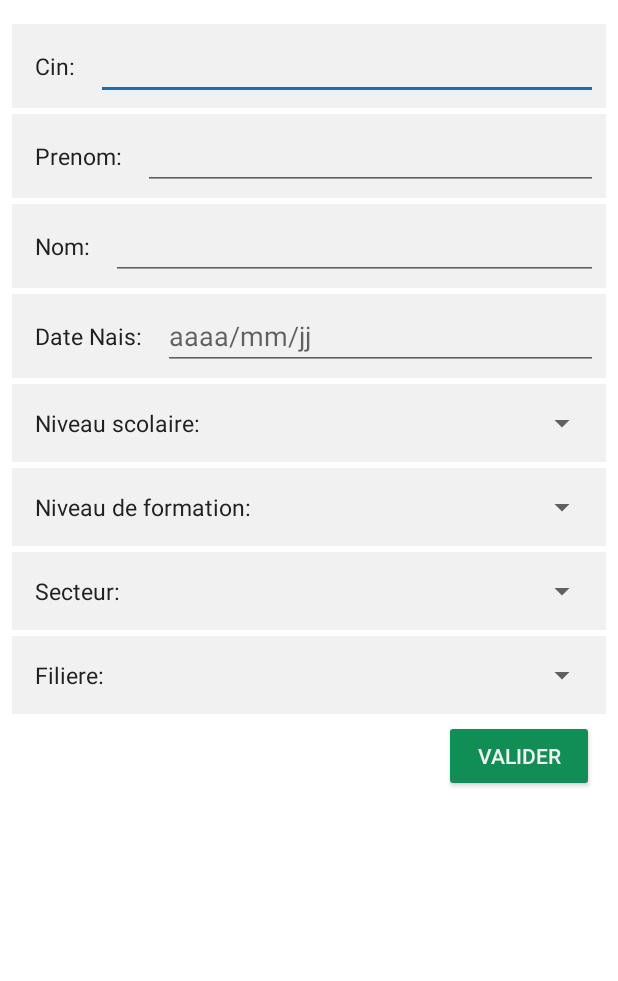
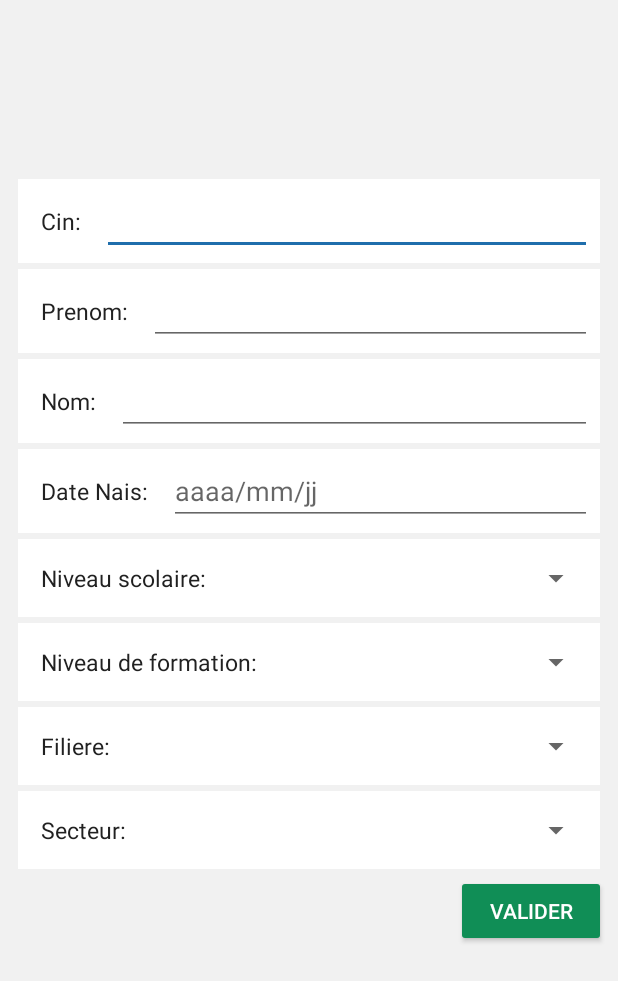
Before and after one commit to TAYBI/stage-android-app, an Android app: the layout activity_main.xml on its own in the app's theme, with its tools: preview values and no code run, on a phone screen of 412 x 824 dp. Shown: the top 981 px of the screen. Run offline under Robolectric (Android 15) with nearby library versions, the phone set to English and light mode, and no system bars.

Commit message:
edit design

```diff
--- a/app/src/main/AndroidManifest.xml
+++ b/app/src/main/AndroidManifest.xml
@@ -1,5 +1,6 @@
 <?xml version="1.0" encoding="utf-8"?>
 <manifest xmlns:android="http://schemas.android.com/apk/res/android"
+    xmlns:tools="http://schemas.android.com/tools"
     package="com.example.ofppt2">
 
     <application
@@ -8,8 +9,9 @@
         android:label="@string/app_name"
         android:roundIcon="@mipmap/ic_launcher_round"
         android:supportsRtl="true"
+        tools:ignore="LockedOrientationActivity"
         android:theme="@style/AppTheme">
-        <activity android:name=".MainActivity">
+        <activity android:name=".MainActivity" android:screenOrientation="portrait">
             <intent-filter>
                 <action android:name="android.intent.action.MAIN" />
 
--- a/app/src/main/java/com/example/ofppt2/MainActivity.java
+++ b/app/src/main/java/com/example/ofppt2/MainActivity.java
@@ -1,5 +1,6 @@
 package com.example.ofppt2;
 
+import android.content.pm.ActivityInfo;
 import android.database.Cursor;
 import android.support.v7.app.AlertDialog;
 import android.support.v7.app.AppCompatActivity;
--- a/app/src/main/res/layout/activity_main.xml
+++ b/app/src/main/res/layout/activity_main.xml
@@ -4,8 +4,21 @@
     xmlns:tools="http://schemas.android.com/tools"
     android:layout_width="match_parent"
     android:layout_height="match_parent"
-    android:background="@android:color/white"
+    android:background="@color/light_gray"
     tools:context=".MainActivity">
+
+    <LinearLayout
+        android:id="@+id/container"
+        android:layout_width="match_parent"
+        android:layout_height="wrap_content"
+        android:layout_marginStart="4dp"
+        android:layout_marginEnd="4dp"
+        android:orientation="vertical"
+        app:layout_constraintBottom_toBottomOf="parent"
+        app:layout_constraintEnd_toEndOf="parent"
+        app:layout_constraintStart_toStartOf="parent"
+        app:layout_constraintTop_toTopOf="parent"
+        app:layout_constraintVertical_bias="0.35000002">
 
         <LinearLayout
             android:id="@+id/linearLayout"
@@ -14,12 +27,9 @@
             android:layout_marginStart="8dp"
             android:layout_marginTop="16dp"
             android:layout_marginEnd="8dp"
-        android:background="@color/light_gray"
+            android:background="@android:color/white"
             android:orientation="horizontal"
-        android:padding="5dp"
-        app:layout_constraintEnd_toEndOf="parent"
-        app:layout_constraintStart_toStartOf="parent"
-        app:layout_constraintTop_toTopOf="parent">
+            android:padding="5dp">
 
             <TextView
                 android:layout_width="wrap_content"
@@ -42,13 +52,9 @@
             android:layout_marginStart="8dp"
             android:layout_marginTop="4dp"
             android:layout_marginEnd="8dp"
-        android:background="@color/light_gray"
+            android:background="@android:color/white"
             android:orientation="horizontal"
-        android:padding="5dp"
-        app:layout_constraintEnd_toEndOf="parent"
-        app:layout_constraintHorizontal_bias="0.0"
-        app:layout_constraintStart_toStartOf="parent"
-        app:layout_constraintTop_toBottomOf="@+id/linearLayout">
+            android:padding="5dp">
 
             <TextView
                 android:layout_width="wrap_content"
@@ -72,13 +78,9 @@
             android:layout_marginStart="8dp"
             android:layout_marginTop="4dp"
             android:layout_marginEnd="8dp"
-        android:background="@color/light_gray"
+            android:background="@android:color/white"
             android:orientation="horizontal"
-        android:padding="5dp"
-        app:layout_constraintEnd_toEndOf="parent"
-        app:layout_constraintHorizontal_bias="0.0"
-        app:layout_constraintStart_toStartOf="parent"
-        app:layout_constraintTop_toBottomOf="@+id/linearLayout2">
+            android:padding="5dp">
 
             <TextView
                 android:layout_width="wrap_content"
@@ -102,13 +104,9 @@
             android:layout_marginStart="8dp"
             android:layout_marginTop="4dp"
             android:layout_marginEnd="8dp"
-        android:background="@color/light_gray"
+            android:background="@android:color/white"
             android:orientation="horizontal"
-        android:padding="5dp"
-        app:layout_constraintEnd_toEndOf="parent"
-        app:layout_constraintHorizontal_bias="0.0"
-        app:layout_constraintStart_toStartOf="parent"
-        app:layout_constraintTop_toBottomOf="@+id/linearLayout3">
+            android:padding="5dp">
 
             <TextView
                 android:layout_width="wrap_content"
@@ -133,13 +131,9 @@
             android:layout_marginStart="8dp"
             android:layout_marginTop="4dp"
             android:layout_marginEnd="8dp"
-        android:background="@color/light_gray"
+            android:background="@android:color/white"
             android:orientation="horizontal"
-        android:padding="5dp"
-        app:layout_constraintEnd_toEndOf="parent"
-        app:layout_constraintHorizontal_bias="0.0"
-        app:layout_constraintStart_toStartOf="parent"
-        app:layout_constraintTop_toBottomOf="@+id/linearLayout4">
+            android:padding="5dp">
 
             <TextView
                 android:layout_width="wrap_content"
@@ -165,13 +159,9 @@
             android:layout_marginStart="8dp"
             android:layout_marginTop="4dp"
             android:layout_marginEnd="8dp"
-        android:background="@color/light_gray"
+            android:background="@android:color/white"
             android:orientation="horizontal"
-        android:padding="5dp"
-        app:layout_constraintEnd_toEndOf="parent"
-        app:layout_constraintHorizontal_bias="0.0"
-        app:layout_constraintStart_toStartOf="parent"
-        app:layout_constraintTop_toBottomOf="@+id/linearLayout5">
+            android:padding="5dp">
 
             <TextView
                 android:layout_width="wrap_content"
@@ -197,13 +187,9 @@
             android:layout_marginStart="8dp"
             android:layout_marginTop="4dp"
             android:layout_marginEnd="8dp"
-        android:background="@color/light_gray"
+            android:background="@android:color/white"
             android:orientation="horizontal"
-        android:padding="5dp"
-        app:layout_constraintEnd_toEndOf="parent"
-        app:layout_constraintHorizontal_bias="0.0"
-        app:layout_constraintStart_toStartOf="parent"
-        app:layout_constraintTop_toBottomOf="@+id/linearLayout8">
+            android:padding="5dp">
 
             <TextView
                 android:layout_width="wrap_content"
@@ -229,13 +215,9 @@
             android:layout_marginStart="8dp"
             android:layout_marginTop="4dp"
             android:layout_marginEnd="8dp"
-        android:background="@color/light_gray"
+            android:background="@android:color/white"
             android:orientation="horizontal"
-        android:padding="5dp"
-        app:layout_constraintEnd_toEndOf="parent"
-        app:layout_constraintHorizontal_bias="0.0"
-        app:layout_constraintStart_toStartOf="parent"
-        app:layout_constraintTop_toBottomOf="@+id/linearLayout6">
+            android:padding="5dp">
 
             <TextView
                 android:layout_width="wrap_content"
@@ -258,13 +240,12 @@
             android:id="@+id/valider"
             android:layout_width="100dp"
             android:layout_height="wrap_content"
+            android:layout_gravity="end"
             android:layout_marginTop="4dp"
+            android:layout_marginEnd="4dp"
             android:backgroundTint="@color/green"
             android:text="valider"
-        android:textColor="@color/light_gray"
-        app:layout_constraintEnd_toEndOf="parent"
-        app:layout_constraintHorizontal_bias="0.948"
-        app:layout_constraintStart_toStartOf="parent"
-        app:layout_constraintTop_toBottomOf="@+id/linearLayout7" />
+            android:textColor="@android:color/white" />
+    </LinearLayout>
 
 </android.support.constraint.ConstraintLayout>
```
Lines whose indentation alone changed are shown as unchanged.
